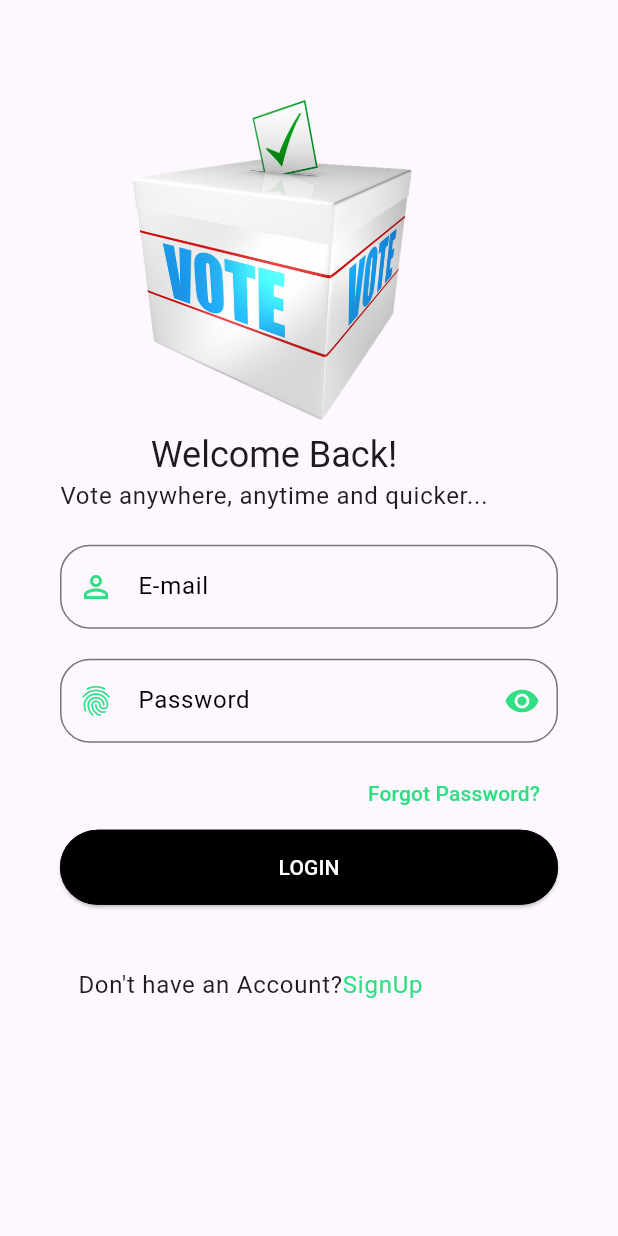
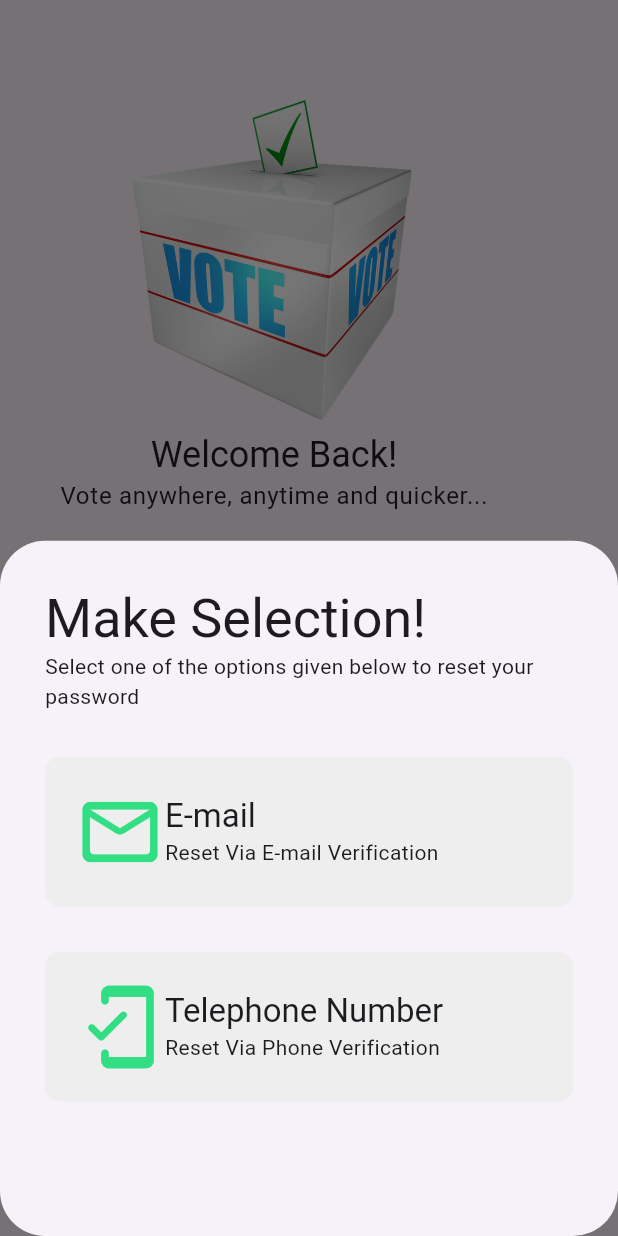
Before and after one commit to Anyongyeire/Final-year-project, a Flutter app: the LoginScreen screen opened directly, after a tap on "Forgot Password?", on a phone screen of 412 x 824 dp. Run offline on Flutter 3.47's test engine with Material 3 defaults, Android fonts, the phone set to English and light mode, and no system bars; our stand-ins replace flash, flutter_riverpod, get, go_router, google_fonts, liquid_swipe and 1 more; missing offline and left inert: flextras.

Commit message:
Forgot Password pages

```diff
--- a/lib/main.dart
+++ b/lib/main.dart
@@ -18,6 +18,9 @@ class MyApp extends StatelessWidget {
       theme: TAppTheme.lightTheme,
       darkTheme: TAppTheme.darkTheme,
       themeMode: ThemeMode.system,
+      debugShowCheckedModeBanner: false,
+      defaultTransition: Transition.fadeIn,
+      transitionDuration: const Duration(milliseconds: 500),
       home: SplashScreen(),
       onGenerateRoute: Router.generateRoute,
     );
--- a/lib/src/common_widgets/form/form_header_widget.dart
+++ b/lib/src/common_widgets/form/form_header_widget.dart
@@ -5,10 +5,20 @@ class FormHeaderWidget extends StatelessWidget {
     required this.image,
     required this.title,
     required this.subTitle,
+    this.imageHeight = 0.2,
+    this.crossAxisAlignment = CrossAxisAlignment.start,
     super.key,
+    this.imageColor,
+    this.heightBetween,
+    this.textAlign,
   });
 
   final String image, title, subTitle;
+  final Color? imageColor;
+  final double imageHeight;
+  final double? heightBetween;
+  final CrossAxisAlignment crossAxisAlignment;
+  final TextAlign? textAlign;
 
   @override
   Widget build(BuildContext context) {
@@ -28,6 +38,7 @@ class FormHeaderWidget extends StatelessWidget {
         ),
         Text(
           subTitle,
+          textAlign: textAlign,
           style: Theme.of(context).textTheme.bodyText1,
         ),
       ],
--- a/lib/src/constants/image_strings.dart
+++ b/lib/src/constants/image_strings.dart
@@ -13,3 +13,7 @@ const String tWelcomeScreenImage =
     "assets/images/welcome_images/welcome_image.gif";
 const String tWelcomeScreenImage1 =
     "assets/images/welcome_images/welcome_image_1.png";
+
+//* Forgot Password
+const String tForgotPasswordImage =
+    "assets/images/forgot_password_images/forgot-password.png";
--- a/lib/src/constants/text_strings.dart
+++ b/lib/src/constants/text_strings.dart
@@ -47,3 +47,19 @@ const String tStdNo = "Student's No.";
 const String tPhoneNo = "Telephone Number";
 const String tConfirmPassword = "Confirm Password";
 // const String tFullName = "Full Name";
+
+//* Forgot Password Text
+const String tForgetPasswordTitle = "Make Selection!";
+const String tForgetPasswordSubTitle =
+    "Select one of the options given below to reset your password";
+const String tResetViaEmail = "Reset Via E-mail Verification";
+const String tResetViaPhone = "Reset Via Phone Verification";
+
+// --Forgot password via phone - Text
+const String tForgetPhoneSubTitle =
+    "Enter your registered Phone Number to receive OTP";
+
+// --Forgot password via E-mail - Text
+const String tForgetEmailSubTitle =
+    "Enter your registered E-mail to receive OTP";
+const String tNext = "Next";
--- /dev/null
+++ b/lib/src/features/authentication/screens/forgot_password/forgot_password_options/forgot_password_btn_widget.dart
@@ -0,0 +1,53 @@
+import 'package:flutter/material.dart';
+
+import '../../../../../constants/colors.dart';
+
+class ForgotPasswordBtnWidget extends StatelessWidget {
+  const ForgotPasswordBtnWidget({
+    super.key,
+    required this.btnIcon,
+    required this.title,
+    required this.subTitle,
+    required this.onTap,
+  });
+
+  final IconData btnIcon;
+  final String title, subTitle;
+  final VoidCallback onTap;
+
+  @override
+  Widget build(BuildContext context) {
+    return GestureDetector(
+      onTap: onTap,
+      child: Container(
+        padding: const EdgeInsets.all(20.0),
+        decoration: BoxDecoration(
+          borderRadius: BorderRadius.circular(10.0),
+          color: Colors.grey.shade200,
+        ),
+        child: Row(
+          children: [
+            Icon(
+              btnIcon,
+              size: 60.0,
+              color: tPrimaryColor,
+            ),
+            Column(
+              crossAxisAlignment: CrossAxisAlignment.start,
+              children: [
+                Text(
+                  title,
+                  style: Theme.of(context).textTheme.headline6,
+                ),
+                Text(
+                  subTitle,
+                  style: Theme.of(context).textTheme.bodyText2,
+                ),
+              ],
+            ),
+          ],
+        ),
+      ),
+    );
+  }
+}
--- /dev/null
+++ b/lib/src/features/authentication/screens/forgot_password/forgot_password_options/forgot_password_model_bottom_sheet.dart
@@ -0,0 +1,55 @@
+import 'package:flutter/material.dart';
+import 'package:get/get.dart';
+
+import '../../../../../constants/exporter.dart';
+import '../../../../../constants/sizes.dart';
+import '../forgot_password_mail/forgot_password_mail.dart';
+import '../forgot_password_phone/forgot_password_phone.dart';
+import 'forgot_password_btn_widget.dart';
+
+class ForgotPasswordScreen {
+  static Future<dynamic> buildshowModalBottomSheet(BuildContext context) {
+    return showModalBottomSheet(
+      context: context,
+      shape: RoundedRectangleBorder(
+        borderRadius: BorderRadius.circular(30.0),
+      ),
+      builder: (context) => Container(
+        padding: const EdgeInsets.all(tDefaultSize),
+        child: Column(
+          crossAxisAlignment: CrossAxisAlignment.start,
+          children: [
+            Text(tForgetPasswordTitle,
+                style: Theme.of(context).textTheme.headline3),
+            Text(tForgetPasswordSubTitle,
+                style: Theme.of(context).textTheme.bodyText2),
+            const SizedBox(
+              height: tDefaultSize,
+            ),
+            ForgotPasswordBtnWidget(
+              btnIcon: Icons.mail_outline_rounded,
+              title: tEmail,
+              subTitle: tResetViaEmail,
+              onTap: () {
+                Navigator.pop(context);
+                Get.to(() => const ForgotPasswordMailScreen());
+              },
+            ),
+            const SizedBox(
+              height: tDefaultSize,
+            ),
+            ForgotPasswordBtnWidget(
+              btnIcon: Icons.mobile_friendly_rounded,
+              title: tPhoneNo,
+              subTitle: tResetViaPhone,
+              onTap: () {
+                Navigator.pop(context);
+                Get.to(() => const ForgotPasswordPhoneScreen());
+              },
+            ),
+          ],
+        ),
+      ),
+    );
+  }
+}
--- a/lib/src/features/authentication/screens/login/login_form_widget.dart
+++ b/lib/src/features/authentication/screens/login/login_form_widget.dart
@@ -2,6 +2,7 @@ import 'package:flutter/material.dart';
 import '../../../../constants/colors.dart';
 import '../../../../constants/exporter.dart';
 import '../../../../constants/sizes.dart';
+import '../forgot_password/forgot_password_options/forgot_password_model_bottom_sheet.dart';
 
 class LoginForm extends StatelessWidget {
   const LoginForm({
@@ -65,7 +66,9 @@ class LoginForm extends StatelessWidget {
             Align(
               alignment: Alignment.centerRight,
               child: TextButton(
-                onPressed: () {},
+                onPressed: () {
+                  ForgotPasswordScreen.buildshowModalBottomSheet(context);
+                },
                 child: const Text(
                   tForgotPassword,
                   style: TextStyle(
--- a/pubspec.yaml
+++ b/pubspec.yaml
@@ -71,7 +71,7 @@ flutter:
     - assets/images/splash_images/
     - assets/images/on_bording_images/
     - assets/images/welcome_images/
-    # - assets/images/books1.png
+    - assets/images/forgot_password_images/
     # - assets/images/cloud-computing(1).png
     # - assets/images/cloud-computing.png
     # - assets/images/splash_screen_image_vote.png
```
Also changed, not shown: lib/src/features/authentication/screens/forgot_password/forgot_password_mail/forgot_password_mail.dart (added, +64 -0 lines), lib/src/features/authentication/screens/forgot_password/forgot_password_phone/forgot_password_phone.dart (added, +64 -0 lines), assets/images/forgot_password_images/forgot-password.png (added), assets/images/forgot_password_images/password.gif (added).
